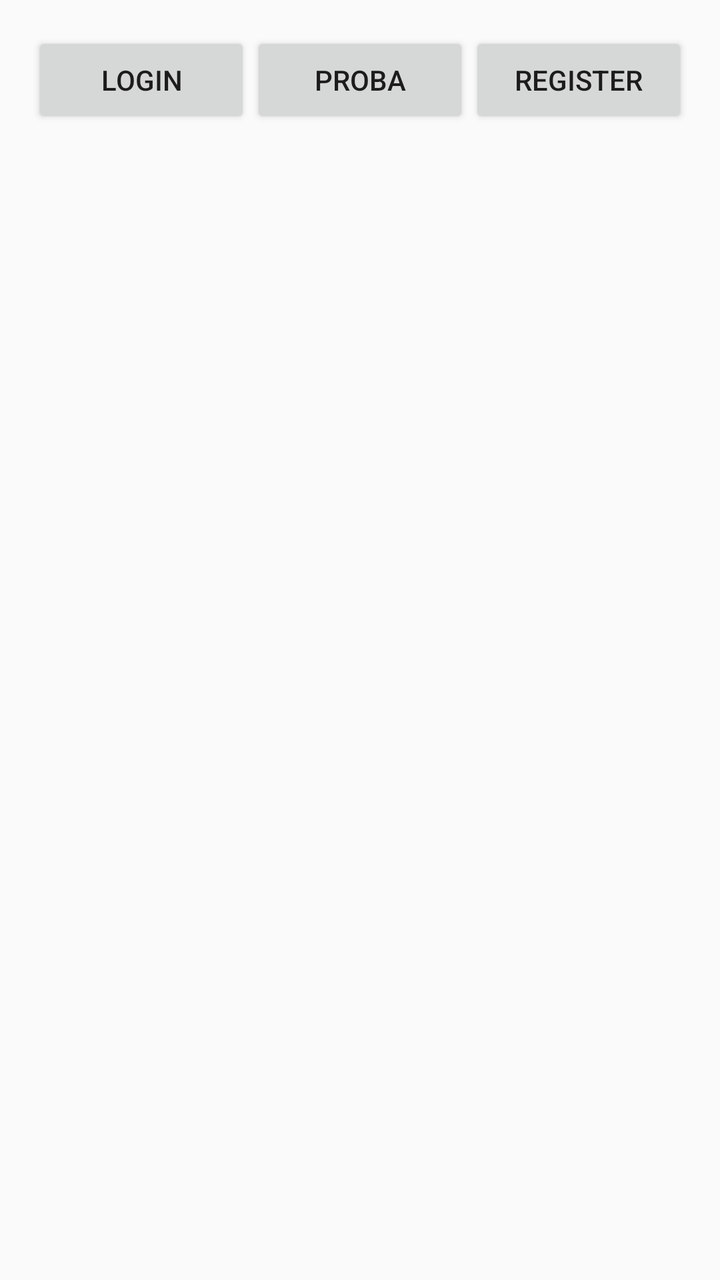
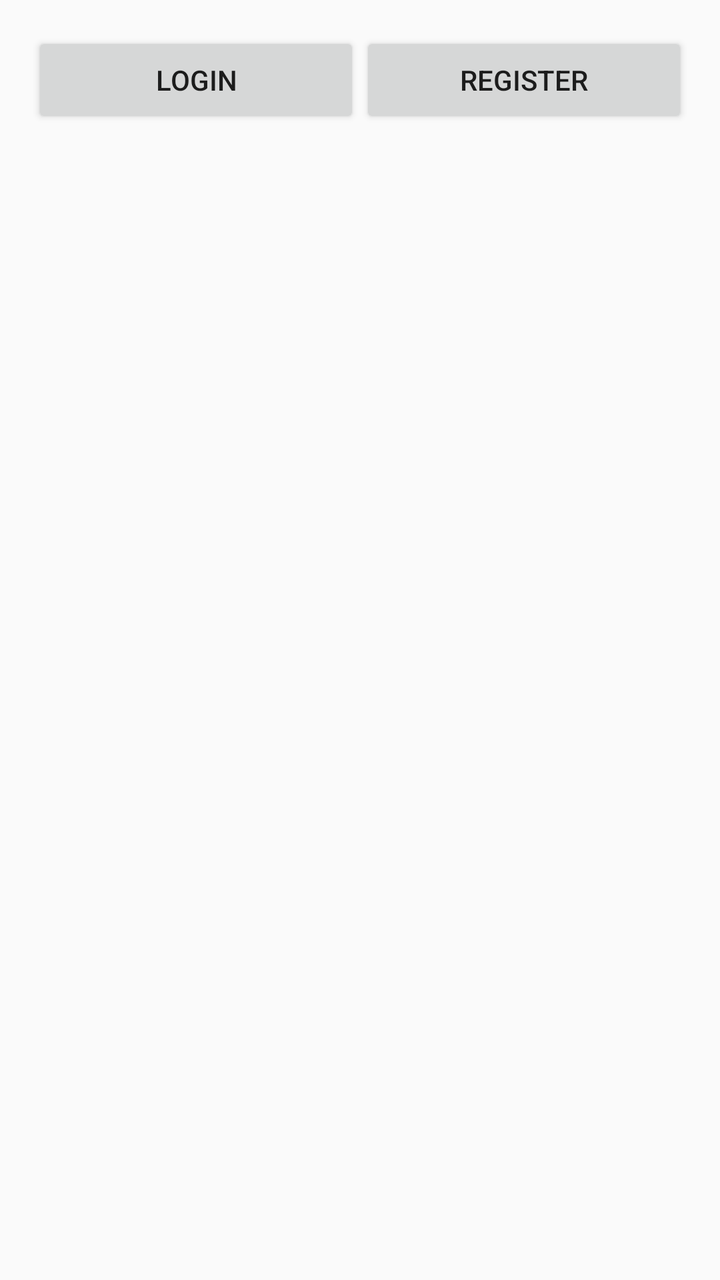

Two renders of the same Android screen: before a commit and after it. Below are the layout's source before the change and the commit's diff.
<!-- AndroidManifest.xml: application theme Theme.EventsApp -->
<!-- res/layout/activity_main.xml -->
<?xml version="1.0" encoding="utf-8"?>
<LinearLayout
    xmlns:android="http://schemas.android.com/apk/res/android"
    android:layout_width="match_parent"
    android:layout_height="match_parent"
    android:orientation="vertical"
    android:padding="16dp">

    
    <LinearLayout
        android:id="@+id/startLayout"
        android:layout_width="match_parent"
        android:layout_height="wrap_content"
        android:orientation="horizontal">

        <Button
            android:id="@+id/btnLogin"
            android:layout_width="0dp"
            android:layout_height="wrap_content"
            android:layout_weight="1"
            android:text="LOGIN" />

        <Button
            android:id="@+id/btnProba"
            android:layout_width="0dp"
            android:layout_height="wrap_content"
            android:layout_weight="1"
            android:text="proba" />

        <Button
            android:id="@+id/btnRegister"
            android:layout_width="0dp"
            android:layout_height="wrap_content"
            android:layout_weight="1"
            android:text="REGISTER" />
    </LinearLayout>

    
    <LinearLayout
        android:id="@+id/loginLayout"
        android:layout_width="match_parent"
        android:layout_height="wrap_content"
        android:orientation="vertical"
        android:visibility="gone"
        android:layout_marginTop="24dp">

        <EditText
            android:id="@+id/etLoginUsername"
            android:layout_width="match_parent"
            android:layout_height="wrap_content"
            android:hint="Username" />

        <EditText
            android:id="@+id/etLoginPassword"
            android:layout_width="match_parent"
            android:layout_height="wrap_content"
            android:hint="Password"
            android:inputType="textPassword"
            android:layout_marginTop="12dp" />

        <Button
            android:id="@+id/btnDoLogin"
            android:layout_width="wrap_content"
            android:layout_height="wrap_content"
            android:text="LOGIN"
            android:layout_marginTop="20dp" />




    </LinearLayout>

    
    <LinearLayout
        android:id="@+id/registerLayout"
        android:layout_width="match_parent"
        android:layout_height="wrap_content"
        android:orientation="vertical"
        android:visibility="gone"
        android:layout_marginTop="24dp">

        <EditText
            android:id="@+id/etRegisterUsername"
            android:layout_width="match_parent"
            android:layout_height="wrap_content"
            android:hint="Username" />

        <EditText
            android:id="@+id/etRegisterPassword"
            android:layout_width="match_parent"
            android:layout_height="wrap_content"
            android:hint="Password"
            android:inputType="textPassword"
            android:layout_marginTop="12dp" />

        <EditText
            android:id="@+id/etRegisterConfirmPassword"
            android:layout_width="match_parent"
            android:layout_height="wrap_content"
            android:hint="Confirm password"
            android:inputType="textPassword"
            android:layout_marginTop="12dp" />

        <Button
            android:id="@+id/btnDoRegister"
            android:layout_width="wrap_content"
            android:layout_height="wrap_content"
            android:text="REGISTER"
            android:layout_marginTop="20dp" />
    </LinearLayout>

</LinearLayout>
<!-- resources referenced by this layout -->
<resources>
  <style name="Theme.EventsApp" parent="Theme.AppCompat.Light.DarkActionBar">
          
          <item name="colorPrimary">@color/purple_500</item>
          <item name="colorPrimaryDark">@color/purple_700</item>
          <item name="colorAccent">@color/teal_200</item>
          
      </style>
  <color name="purple_500">#FF6200EE</color>
  <color name="purple_700">#FF3700B3</color>
  <color name="teal_200">#FF03DAC5</color>
</resources>

<!-- the commit's change to res/layout/activity_main.xml (unified diff, before → after) -->
@@ -21,13 +21,6 @@
             android:text="LOGIN" />
 
         <Button
-            android:id="@+id/btnProba"
-            android:layout_width="0dp"
-            android:layout_height="wrap_content"
-            android:layout_weight="1"
-            android:text="proba" />
-
-        <Button
             android:id="@+id/btnRegister"
             android:layout_width="0dp"
             android:layout_height="wrap_content"
@@ -39,35 +32,31 @@
     <LinearLayout
         android:id="@+id/loginLayout"
         android:layout_width="match_parent"
-        android:layout_height="wrap_content"
+        android:layout_height="match_parent"
         android:orientation="vertical"
         android:visibility="gone"
-        android:layout_marginTop="24dp">
+        android:gravity="center_horizontal">
 
         <EditText
             android:id="@+id/etLoginUsername"
-            android:layout_width="match_parent"
+            android:layout_width="250dp"
             android:layout_height="wrap_content"
             android:hint="Username" />
 
         <EditText
             android:id="@+id/etLoginPassword"
-            android:layout_width="match_parent"
+            android:layout_width="250dp"
             android:layout_height="wrap_content"
+            android:layout_marginTop="12dp"
             android:hint="Password"
-            android:inputType="textPassword"
-            android:layout_marginTop="12dp" />
+            android:inputType="textPassword" />
 
         <Button
             android:id="@+id/btnDoLogin"
             android:layout_width="wrap_content"
             android:layout_height="wrap_content"
-            android:text="LOGIN"
-            android:layout_marginTop="20dp" />
-
-
-
-
+            android:layout_marginTop="20dp"
+            android:text="LOGIN" />
     </LinearLayout>
 
     
@@ -79,34 +68,81 @@
         android:visibility="gone"
         android:layout_marginTop="24dp">
 
-        <EditText
-            android:id="@+id/etRegisterUsername"
+        
+        <LinearLayout
             android:layout_width="match_parent"
             android:layout_height="wrap_content"
-            android:hint="Username" />
+            android:orientation="horizontal">
 
-        <EditText
-            android:id="@+id/etRegisterPassword"
+            <TextView
+                android:layout_width="0dp"
+                android:layout_height="wrap_content"
+                android:layout_weight="1"
+                android:text="Username"
+                android:textSize="18sp" />
+
+            <EditText
+                android:id="@+id/etRegisterUsername"
+                android:layout_width="0dp"
+                android:layout_height="wrap_content"
+                android:layout_weight="1"
+                android:hint="Username" />
+        </LinearLayout>
+
+        
+        <LinearLayout
             android:layout_width="match_parent"
             android:layout_height="wrap_content"
-            android:hint="Password"
-            android:inputType="textPassword"
-            android:layout_marginTop="12dp" />
+            android:orientation="horizontal"
+            android:layout_marginTop="12dp">
 
-        <EditText
-            android:id="@+id/etRegisterConfirmPassword"
+            <TextView
+                android:layout_width="0dp"
+                android:layout_height="wrap_content"
+                android:layout_weight="1"
+                android:text="Email"
+                android:textSize="18sp" />
+
+            <EditText
+                android:id="@+id/etRegisterEmail"
+                android:layout_width="0dp"
+                android:layout_height="wrap_content"
+                android:layout_weight="1"
+                android:hint="Email"
+                android:inputType="textEmailAddress" />
+        </LinearLayout>
+
+        
+        <LinearLayout
             android:layout_width="match_parent"
             android:layout_height="wrap_content"
-            android:hint="Confirm password"
-            android:inputType="textPassword"
-            android:layout_marginTop="12dp" />
+            android:orientation="horizontal"
+            android:layout_marginTop="12dp">
 
+            <TextView
+                android:layout_width="0dp"
+                android:layout_height="wrap_content"
+                android:layout_weight="1"
+                android:text="Password"
+                android:textSize="18sp" />
+
+            <EditText
+                android:id="@+id/etRegisterPassword"
+                android:layout_width="0dp"
+                android:layout_height="wrap_content"
+                android:layout_weight="1"
+                android:hint="Password"
+                android:inputType="textPassword" />
+        </LinearLayout>
+
+        
         <Button
             android:id="@+id/btnDoRegister"
             android:layout_width="wrap_content"
             android:layout_height="wrap_content"
             android:text="REGISTER"
             android:layout_marginTop="20dp" />
+
     </LinearLayout>
 
 </LinearLayout>
